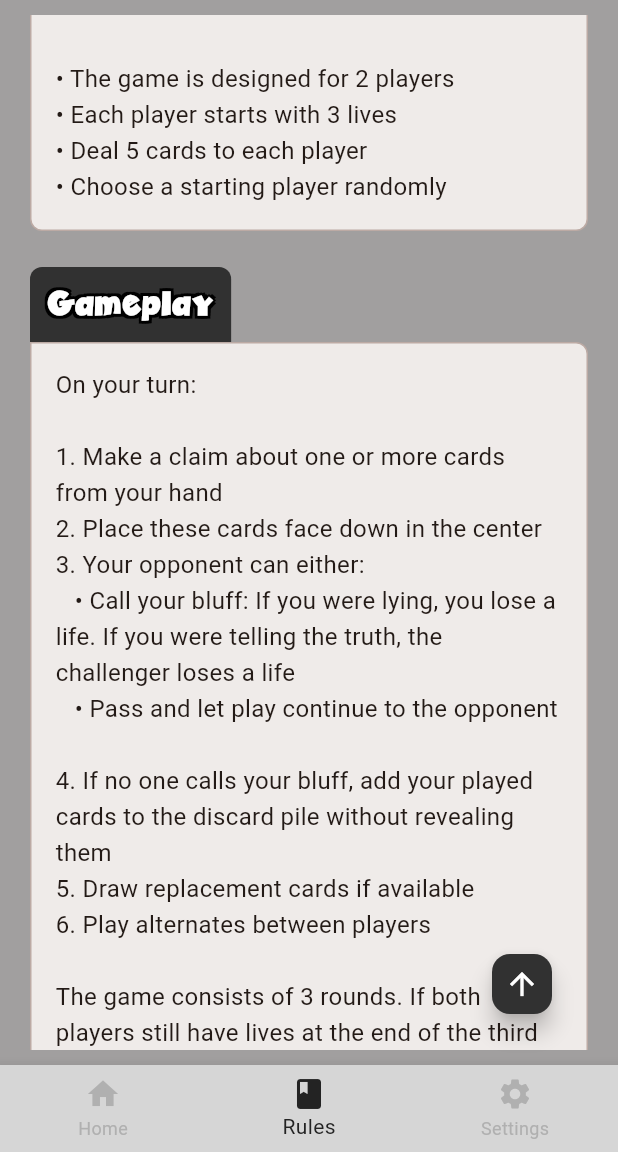
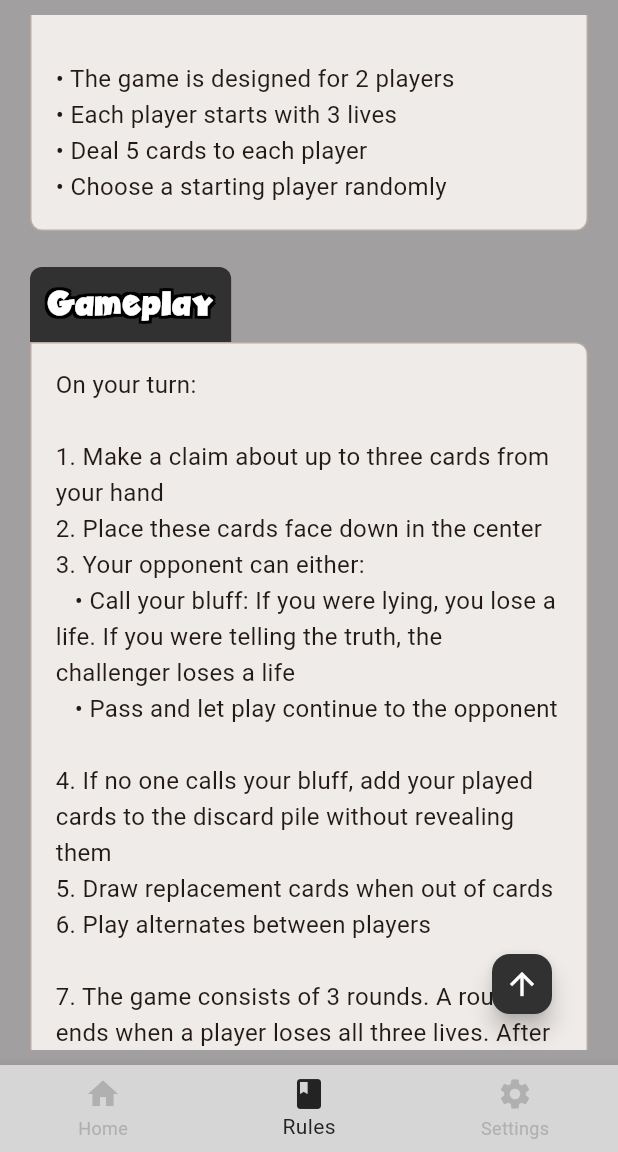
Before and after one commit to mpinel6/CSC4330FInalProject, a Flutter app: the screen it shows after launch, item 2 of the bottom bar chosen, scrolled down 576 dp, on a phone screen of 412 x 824 dp, the part 84-1236 px from its top. Run offline on Flutter 3.47's test engine with Material 3 defaults, Android fonts, the phone set to English and light mode, and no system bars; our stand-ins replace device_info_plus, just_audio, shared_preferences; missing offline and left inert: network_info_plus.

Commit message:
improved ai bluff call logic and rules page updates

```diff
--- a/lib/rules_page.dart
+++ b/lib/rules_page.dart
@@ -287,15 +287,16 @@ class RulesContentState extends State<RulesContent> {
               key: _sectionKeys[2],
               title: "Gameplay",
               content: "On your turn:\n\n"
-                  "1. Make a claim about one or more cards from your hand\n"
+                  "1. Make a claim about up to three cards from your hand\n"
                   "2. Place these cards face down in the center\n"
                   "3. Your opponent can either:\n"
                   "   • Call your bluff: If you were lying, you lose a life. If you were telling the truth, the challenger loses a life\n"
                   "   • Pass and let play continue to the opponent\n\n"
                   "4. If no one calls your bluff, add your played cards to the discard pile without revealing them\n"
-                  "5. Draw replacement cards if available\n"
+                  "5. Draw replacement cards when out of cards\n"
                   "6. Play alternates between players\n\n"
-                  "The game consists of 3 rounds. If both players still have lives at the end of the third round, reshuffle the deck and continue until only one player remains.",
+                  "7. The game consists of 3 rounds. A round ends when a player loses all three lives. After each round, the table card is changed. The first player to win 2 rounds wins the game.\n\n",
+
             ),
             const SizedBox(height: 24),
             RulesSection(
@@ -305,9 +306,7 @@ class RulesContentState extends State<RulesContent> {
                   "• Lose a life when:\n"
                   "   - You're caught in a lie (placing cards that don't match your claim)\n"
                   "   - You incorrectly challenge another player's claim\n\n"
-                  "• When you lose all 3 lives, your opponent wins\n"
-                  "• The last player with any lives remaining wins the game\n"
-                  "• If both players are still alive after 3 rounds, continue playing until there's a single winner",
+                  "• When you lose all 3 lives, your opponent wins that round\n"
             ),
             const SizedBox(height: 24),
             RulesSection(
```
Also changed, not shown: lib/gamevsAI.dart (+23 -10 lines).
